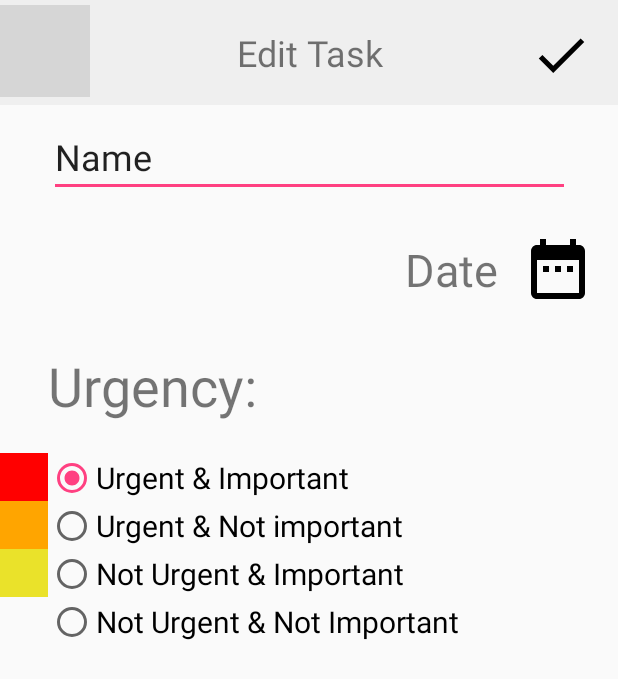
After one commit to jantoktosunov/Timemanagament-App-Android, an Android app: the layout fragment_edit.xml on its own in the app's theme, with its tools: preview values and no code run, on a phone screen of 412 x 824 dp. The commit adds this screen. Shown: the top 679 px of the screen. Run offline under Robolectric (Android 15) with nearby library versions, the phone set to English and light mode, and no system bars; grey boxes are pictures that could not be loaded.

Commit message:
Added fragment_edit.xml, refactoring

```diff
--- a/app/src/main/java/de/fh_zwickau/timemanagement2/EditTaskFragment.java
+++ b/app/src/main/java/de/fh_zwickau/timemanagement2/EditTaskFragment.java
@@ -1,7 +1,18 @@
 package de.fh_zwickau.timemanagement2;
 
+import android.os.Bundle;
+import android.support.annotation.NonNull;
+import android.support.annotation.Nullable;
 import android.support.v4.app.Fragment;
+import android.view.LayoutInflater;
+import android.view.View;
+import android.view.ViewGroup;
 
 public class EditTaskFragment extends Fragment {
-
+    @Nullable
+    @Override
+    public View onCreateView(@NonNull LayoutInflater inflater, @Nullable ViewGroup container, @Nullable Bundle savedInstanceState) {
+        View view = inflater.inflate(R.layout.fragment_edit, container, false);
+        return view;
+    }
 }
--- a/app/src/main/java/de/fh_zwickau/timemanagement2/HomeFragment.java
+++ b/app/src/main/java/de/fh_zwickau/timemanagement2/HomeFragment.java
@@ -18,6 +18,8 @@ import android.widget.ListView;
 import android.widget.Spinner;
 
 import java.util.ArrayList;
+import java.util.Collections;
+import java.util.Comparator;
 import java.util.Date;
 
 public class HomeFragment extends Fragment  {
@@ -51,8 +53,7 @@ public class HomeFragment extends Fragment  {
                              @Nullable Bundle savedInstanceState) {
         View view = inflater.inflate(R.layout.fragment_home, container, false);
         listView = view.findViewById(R.id.list_tasks);
-        //tasks = new ArrayList<>();
-        createTasks();
+
         tasks = MainActivity.getTasks();
         adapter = new TaskAdapter(tasks, getActivity().getApplicationContext());
         listView.setAdapter(adapter);
@@ -103,6 +104,7 @@ public class HomeFragment extends Fragment  {
                 Task task = tasks.get(position);
                 Snackbar.make(view, task.getText(), Snackbar.LENGTH_LONG)
                         .setAction("No action", null).show();
+                //TODO transition to EditTaskFragment
             }
         });
 
@@ -121,6 +123,14 @@ public class HomeFragment extends Fragment  {
                             //TODO Sort
                         } else if (which == 1) {
                             //TODO Sort
+//                            Collections.sort(tasks, new Comparator<Task>() {
+//                                @Override
+//                                public int compare(Task t1, Task t2) {
+//                                    if(t1.getUrgency() == t2.getUrgency())
+//                                    return 0;
+//                                }
+//                            });
+                           // Collections.sort(tasks, Urgency.getBy);
                         }
                     }
                 });
@@ -136,15 +146,7 @@ public class HomeFragment extends Fragment  {
             }
         });
 
+        return view;
+    }
 
-        return view;
-
-    }
-    private void createTasks(){
-
-        //tasks.get(0).setDone(true);
-        //tasks.get(1).setDone(true);
-        //tasks.get(2).setDone(true);
-
-    }
 }
--- /dev/null
+++ b/app/src/main/res/layout/fragment_edit.xml
@@ -0,0 +1,162 @@
+<?xml version="1.0" encoding="utf-8"?>
+<android.support.constraint.ConstraintLayout xmlns:android="http://schemas.android.com/apk/res/android"
+    xmlns:app="http://schemas.android.com/apk/res-auto"
+    xmlns:tools="http://schemas.android.com/tools"
+    android:layout_width="match_parent"
+    android:layout_height="match_parent">
+
+    <ImageView
+        android:id="@+id/imageView6e"
+        android:layout_width="32dp"
+        android:layout_height="32dp"
+        android:background="@color/white_urgency"
+        app:layout_constraintStart_toStartOf="parent"
+        app:layout_constraintTop_toBottomOf="@+id/imageView4" />
+
+    <TextView
+        android:id="@+id/textViewe"
+        android:layout_width="match_parent"
+        android:layout_height="70dp"
+        android:background="@drawable/header_rectangle"
+        android:gravity="center"
+        android:text="@string/edit_task"
+        android:textSize="24sp"
+        tools:layout_editor_absoluteX="0dp"
+        tools:layout_editor_absoluteY="0dp" />
+
+    <EditText
+        android:id="@+id/edit_txt_text"
+        android:layout_width="347dp"
+        android:layout_height="53dp"
+        android:layout_marginEnd="32dp"
+        android:layout_marginTop="8dp"
+        android:ems="10"
+        android:inputType="textPersonName"
+        android:text="@string/name"
+        android:textSize="24sp"
+        app:layout_constraintEnd_toEndOf="parent"
+        app:layout_constraintTop_toBottomOf="@+id/textViewe" />
+
+    <ImageView
+        android:id="@+id/edit_img_calendar"
+        android:layout_width="48dp"
+        android:layout_height="48dp"
+        android:layout_marginEnd="16dp"
+        android:layout_marginTop="24dp"
+        android:src="@drawable/ic_calendar_24dp"
+        app:layout_constraintEnd_toEndOf="parent"
+        app:layout_constraintTop_toBottomOf="@+id/edit_txt_text" />
+
+    <TextView
+        android:id="@+id/edit_txt_date"
+        android:layout_width="wrap_content"
+        android:layout_height="wrap_content"
+        android:layout_marginEnd="16dp"
+        android:layout_marginTop="28dp"
+        android:text="@string/date"
+        android:textSize="30sp"
+        app:layout_constraintEnd_toStartOf="@+id/edit_img_calendar"
+        app:layout_constraintTop_toBottomOf="@+id/edit_txt_text" />
+
+    <ImageView
+        android:id="@+id/edit_img_done"
+        android:layout_width="60dp"
+        android:layout_height="61dp"
+        android:layout_marginTop="3dp"
+        app:layout_constraintStart_toStartOf="parent"
+        app:layout_constraintTop_toTopOf="parent"
+        app:srcCompat="@drawable/ic_keyboard_arrow_left_black_24dp" />
+
+    <ImageView
+        android:id="@+id/edit_img_done2"
+        android:layout_width="44dp"
+        android:layout_height="41dp"
+        android:layout_marginEnd="16dp"
+        android:layout_marginTop="16dp"
+        app:layout_constraintEnd_toEndOf="parent"
+        app:layout_constraintTop_toTopOf="parent"
+        app:srcCompat="@drawable/ic_done_black_24dp" />
+
+    <RadioGroup
+        android:id="@+id/edit_radio_group"
+        android:layout_width="362dp"
+        android:layout_height="wrap_content"
+        android:layout_marginStart="32dp"
+        android:layout_marginTop="12dp"
+        app:layout_constraintStart_toStartOf="parent"
+        app:layout_constraintTop_toBottomOf="@+id/textView2e">
+
+        <RadioButton
+            android:id="@+id/edit_rdb_ui"
+            android:layout_width="match_parent"
+            android:layout_height="wrap_content"
+            android:layout_weight="1"
+            android:checked="true"
+            android:text="@string/urg_ui"
+            android:textSize="20sp" />
+
+        <RadioButton
+            android:id="@+id/edit_rdb_uni"
+            android:layout_width="match_parent"
+            android:layout_height="wrap_content"
+            android:layout_weight="1"
+            android:text="@string/urg_uni"
+            android:textSize="20sp" />
+
+        <RadioButton
+            android:id="@+id/edit_rdb_nui"
+            android:layout_width="match_parent"
+            android:layout_height="wrap_content"
+            android:layout_weight="1"
+            android:text="@string/urg_nui"
+            android:textSize="20sp" />
+
+        <RadioButton
+            android:id="@+id/edit_rdb_nuni"
+            android:layout_width="match_parent"
+            android:layout_height="wrap_content"
+            android:layout_weight="1"
+            android:text="@string/urg_nuni"
+            android:textSize="20sp" />
+    </RadioGroup>
+
+    <TextView
+        android:id="@+id/textView2e"
+        android:layout_width="183dp"
+        android:layout_height="58dp"
+        android:layout_marginStart="32dp"
+        android:layout_marginTop="101dp"
+        android:text="Urgency:"
+        android:textSize="36sp"
+        app:layout_constraintStart_toStartOf="parent"
+        app:layout_constraintTop_toBottomOf="@+id/edit_txt_text" />
+
+    <ImageView
+        android:id="@+id/imageView3e"
+        android:layout_width="32dp"
+        android:layout_height="32dp"
+
+        android:layout_marginTop="232dp"
+        android:background="@color/red_urgency"
+        app:layout_constraintStart_toStartOf="parent"
+        app:layout_constraintTop_toBottomOf="@+id/textViewe" />
+
+    <ImageView
+        android:id="@+id/imageView4e"
+        android:layout_width="32dp"
+        android:layout_height="32dp"
+        android:background="@color/yellow_urgency"
+        app:layout_constraintTop_toBottomOf="@+id/imageView5e"
+        tools:layout_editor_absoluteX="0dp" />
+
+    <ImageView
+        android:id="@+id/imageView5e"
+        android:layout_width="32dp"
+        android:layout_height="32dp"
+        android:background="@color/orange_urgency"
+        app:layout_constraintBottom_toTopOf="@+id/imageView4e"
+        app:layout_constraintStart_toStartOf="parent"
+        app:layout_constraintTop_toBottomOf="@+id/imageView3e"
+        app:layout_constraintVertical_bias="1.0" />
+
+</android.support.constraint.ConstraintLayout>
--- a/app/src/main/res/values/strings.xml
+++ b/app/src/main/res/values/strings.xml
@@ -3,6 +3,7 @@
     <string name="home">Home</string>
     <string name="links">Links</string>
     <string name="add_task">Add Task</string>
+    <string name="edit_task">Edit Task</string>
     <string name="TMQ">TMQ</string>
     <string name="new_task">New task</string>
     <string name="name">Name</string>
```
